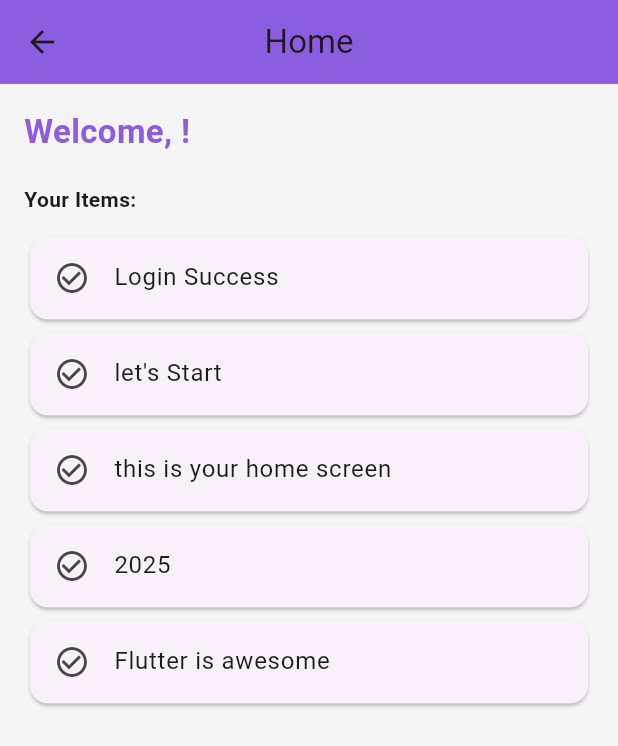
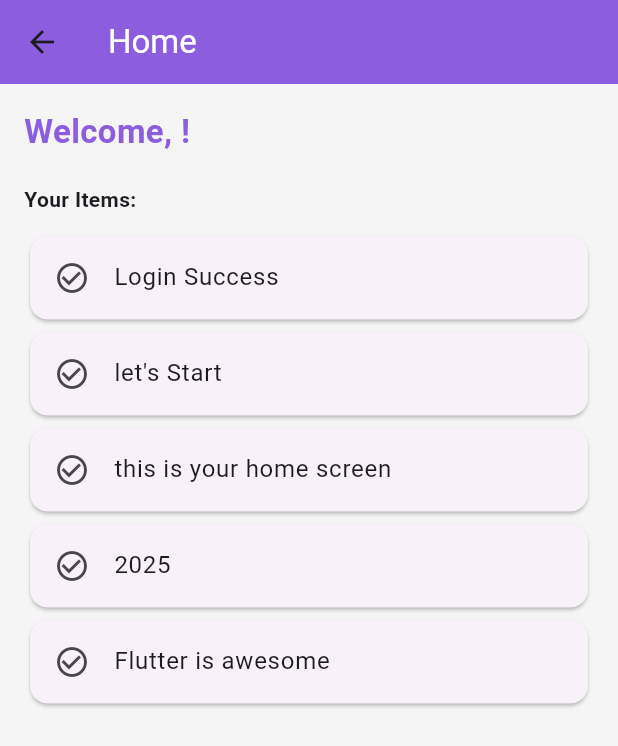
Before and after one commit to MernaSallam/flutter_ui_layout, a Flutter app: the screen it shows after launch, after a tap on "Login", on a phone screen of 412 x 824 dp. Shown: the top 746 px of the screen. Run offline on Flutter 3.47's test engine with Material 3 defaults, Android fonts, the phone set to English and light mode, and no system bars.

Commit message:
Refactor HomeScreen app bar title style and remove center alignment

```diff
--- a/lib/Screens/homeScreen.dart
+++ b/lib/Screens/homeScreen.dart
@@ -17,9 +17,8 @@ class HomeScreen extends StatelessWidget {
     return Scaffold(
       backgroundColor: const Color(0xFFF5F5F5),
       appBar: AppBar(
-        title: const Text('Home'),
+        title: const Text('Home', style: TextStyle(color: Colors.white)),
         backgroundColor: const Color(0xFF8C5DDF),
-        centerTitle: true,
       ),
       body: Padding(
         padding: const EdgeInsets.all(16.0),
```
